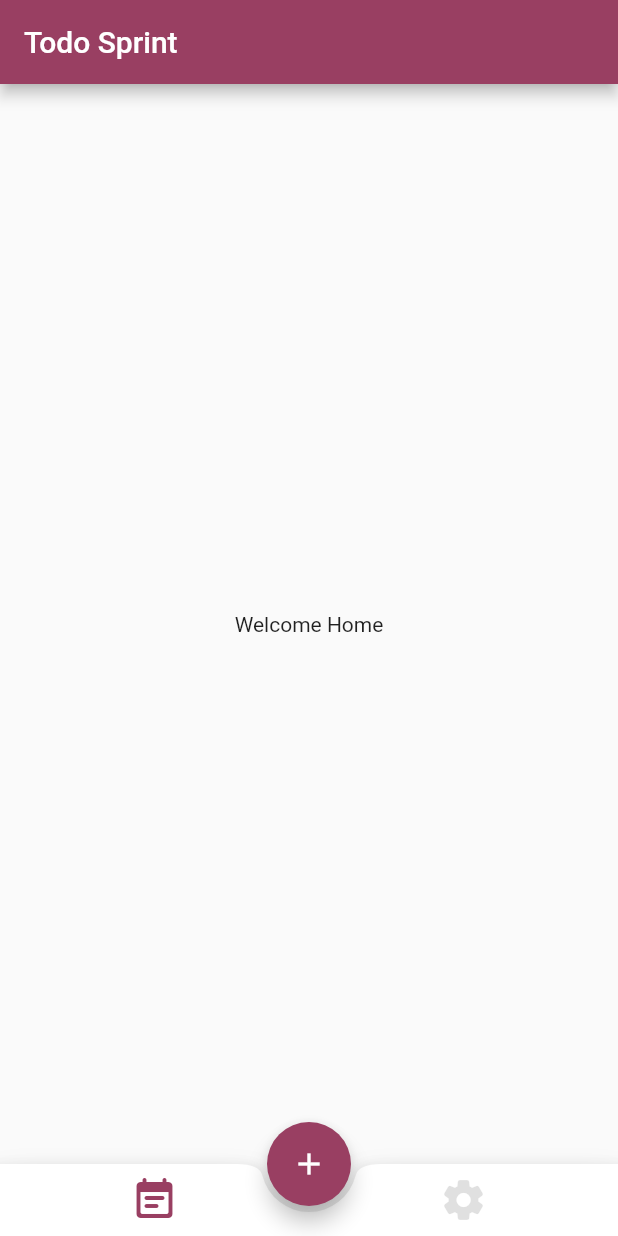
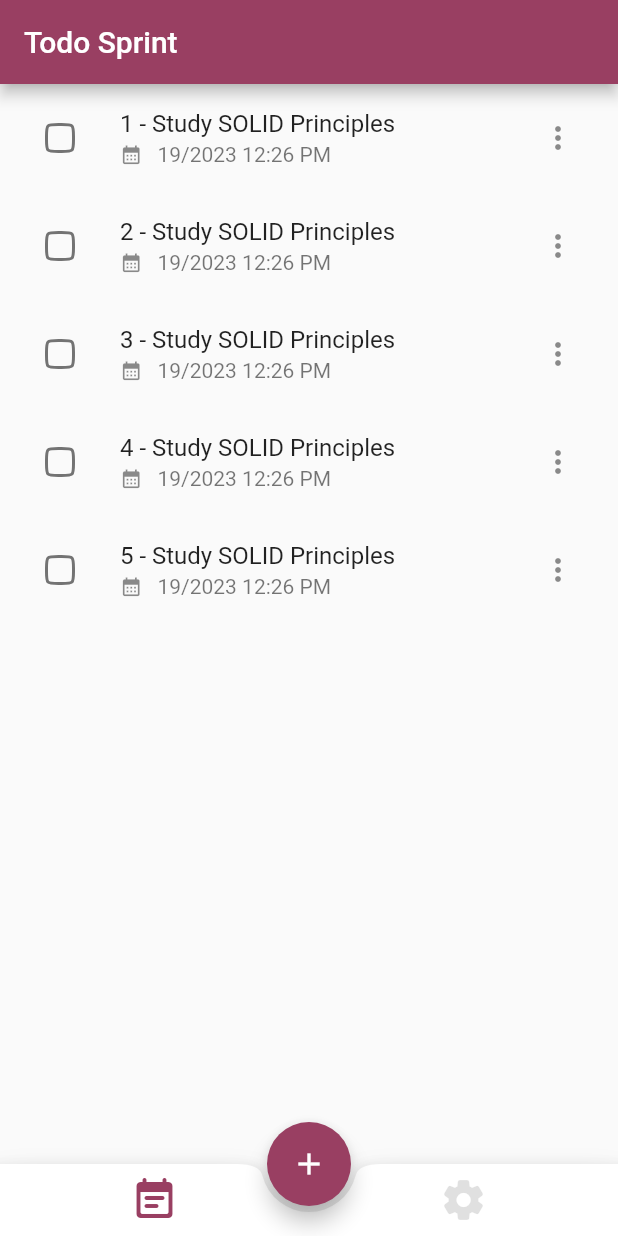
Before and after one commit to eliascreates/todo_sprint, a Flutter app: the screen it shows after launch, on a phone screen of 412 x 824 dp. Run offline on Flutter 3.47's test engine with Material 2 defaults, Android fonts, the phone set to English and light mode, and no system bars; our stand-ins replace dartz, equatable, flutter_bloc, get_it, hive, hive_flutter and 1 more; accounts and stored records are empty.

```diff
--- a/lib/features/todo/presentation/pages/todo_page.dart
+++ b/lib/features/todo/presentation/pages/todo_page.dart
@@ -1,5 +1,7 @@
+import 'package:flutter/cupertino.dart';
 import 'package:flutter/material.dart';
 import 'package:flutter_bloc/flutter_bloc.dart';
+import 'package:todo_sprint/features/todo/domain/entities/todo.dart';
 import 'package:todo_sprint/features/todo/domain/usecases/delete_todo.dart';
 import 'package:todo_sprint/features/todo/domain/usecases/get_all_todo.dart';
 import 'package:todo_sprint/features/todo/domain/usecases/get_todo.dart';
@@ -7,6 +9,7 @@ import 'package:todo_sprint/features/todo/domain/usecases/update_todo.dart';
 import 'package:todo_sprint/injector_container.dart';
 import '../../domain/usecases/create_todo.dart';
 import '../bloc/todo_bloc.dart';
+import '../widgets/todo_list_tile.dart';
 
 class TodoPage extends StatelessWidget {
   const TodoPage({super.key});
@@ -33,7 +36,79 @@ class TodoView extends StatelessWidget {
   Widget build(BuildContext context) {
     return Scaffold(
       appBar: AppBar(title: const Text("Todo Sprint")),
-      body: const Center(child: Text("Welcome Home")),
+      body: BlocBuilder<TodoBloc, TodoState>(
+        builder: ((context, state) {
+          return CupertinoScrollbar(
+            child: ListView(
+              children: [
+                for (var i = 0; i < 5; i++)
+                  TodoListTile(
+                    todo: Todo(
+                      id: '123',
+                      title: '${i + 1} - Study SOLID Principles',
+                      description:
+                          'Consistency is key when it comes to naming files and folders. Establish naming conventions and patterns within your project or team and stick to them consistently. This consistency will make it easier for team members to understand and navigate the codebase.',
+                      dateCreated: "2023-07-19T12:26:51.135Z",
+                      dateUpdated: "2023-07-19T12:26:51.135Z",
+                    ),
+                    onToggleComplete: (isCompleted) {
+                      context.read<TodoBloc>().add(isCompleted
+                          ? const TodoMarkAsCompleted()
+                          : const TodoMarkAsIncomplete());
+                    },
+                    onDismiss: (direction) {
+                      // context
+                      //     .read<TodoBloc>()
+                      //     .add(const TodoDeleted(todoId: '-'));
+                    },
+                    onTap: () {
+                      // Navigator.of(context).pushNamed(AppRoutes.editPage);
+                    },
+                  ),
+              ],
+            ),
+          );
+
+          if (state.todos.isEmpty) {
+            if (state.status == TodoStatus.loading) {
+              return const Center(child: CircularProgressIndicator());
+            } else if (state.status != TodoStatus.success) {
+              return const SizedBox();
+            } else {
+              return Center(
+                child: Text(
+                  'No Todos',
+                  style: Theme.of(context).textTheme.bodySmall,
+                ),
+              );
+            }
+          }
+
+          return CupertinoScrollbar(
+            child: ListView(
+              children: [
+                for (final todo in state.todos)
+                  TodoListTile(
+                    todo: todo,
+                    onToggleComplete: (isCompleted) {
+                      context.read<TodoBloc>().add(isCompleted
+                          ? const TodoMarkAsCompleted()
+                          : const TodoMarkAsIncomplete());
+                    },
+                    onDismiss: (direction) {
+                      context
+                          .read<TodoBloc>()
+                          .add(TodoDeleted(todoId: todo.id));
+                    },
+                    onTap: () {
+                      // Navigator.of(context).pushNamed(AppRoutes.editPage);
+                    },
+                  ),
+              ],
+            ),
+          );
+        }),
+      ),
     );
   }
 }
--- /dev/null
+++ b/lib/features/todo/presentation/widgets/todo_list_tile.dart
@@ -0,0 +1,81 @@
+import 'package:flutter/material.dart';
+
+import '../../domain/entities/todo.dart';
+
+class TodoListTile extends StatelessWidget {
+  const TodoListTile({
+    super.key,
+    required this.todo,
+    required this.onTap,
+    this.onToggleComplete,
+    this.onDismiss,
+  });
+
+  final Todo todo;
+  final VoidCallback? onTap;
+  final ValueChanged<bool>? onToggleComplete;
+  final DismissDirectionCallback? onDismiss;
+
+  @override
+  Widget build(BuildContext context) {
+    final theme = Theme.of(context);
+    final captionColor = theme.textTheme.bodySmall?.color;
+
+    return Dismissible(
+      key: Key('todoListTile_dismissible_${todo.id}'),
+      onDismissed: onDismiss,
+      direction: DismissDirection.endToStart,
+      child: ListTile(
+        onTap: onTap,
+        title: Text(
+          todo.title,
+          maxLines: 1,
+          overflow: TextOverflow.ellipsis,
+          style: !todo.isCompleted
+              ? null
+              : TextStyle(
+                  color: captionColor, decoration: TextDecoration.lineThrough),
+        ),
+        subtitle: Row(
+          children: [
+            const Icon(Icons.calendar_month, size: 15),
+            const SizedBox(width: 10),
+            Text(
+              todo.formatDate(todo.dateUpdated).substring(3),
+              maxLines: 1,
+              overflow: TextOverflow.ellipsis,
+            ),
+          ],
+        ),
+        leading: Checkbox(
+          shape: ContinuousRectangleBorder(
+            borderRadius: BorderRadius.circular(8),
+          ),
+          value: todo.isCompleted,
+          onChanged: (value) => value,
+        ),
+        trailing: PopupMenuButton(
+            shape:
+                RoundedRectangleBorder(borderRadius: BorderRadius.circular(20)),
+            itemBuilder: (context) => [
+                  const PopupMenuItem(
+                      child: Row(
+                    children: [
+                      Icon(Icons.edit),
+                      SizedBox(width: 20),
+                      Text('Edit'),
+                    ],
+                  )),
+                  const PopupMenuItem(
+                      child: Row(
+                    children: [
+                      Icon(Icons.delete),
+                      SizedBox(width: 20),
+                      Text('Delete'),
+                    ],
+                  )),
+                ]),
+      ),
+    );
+  }
+}
```
Also changed, not shown: lib/features/todo/presentation/bloc/todo_bloc.dart (+39 -2 lines), 2 other files.
